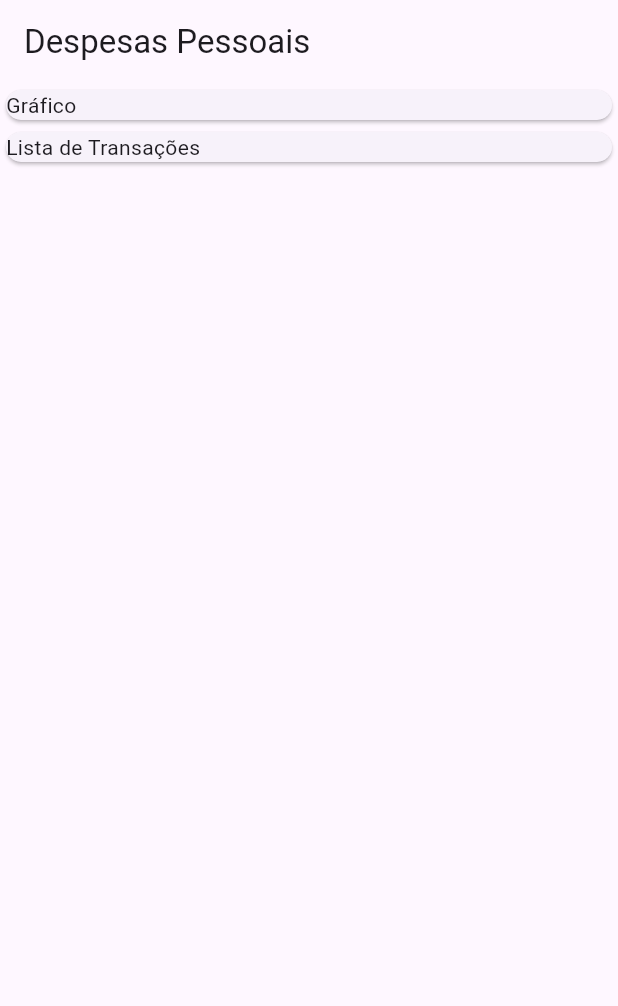
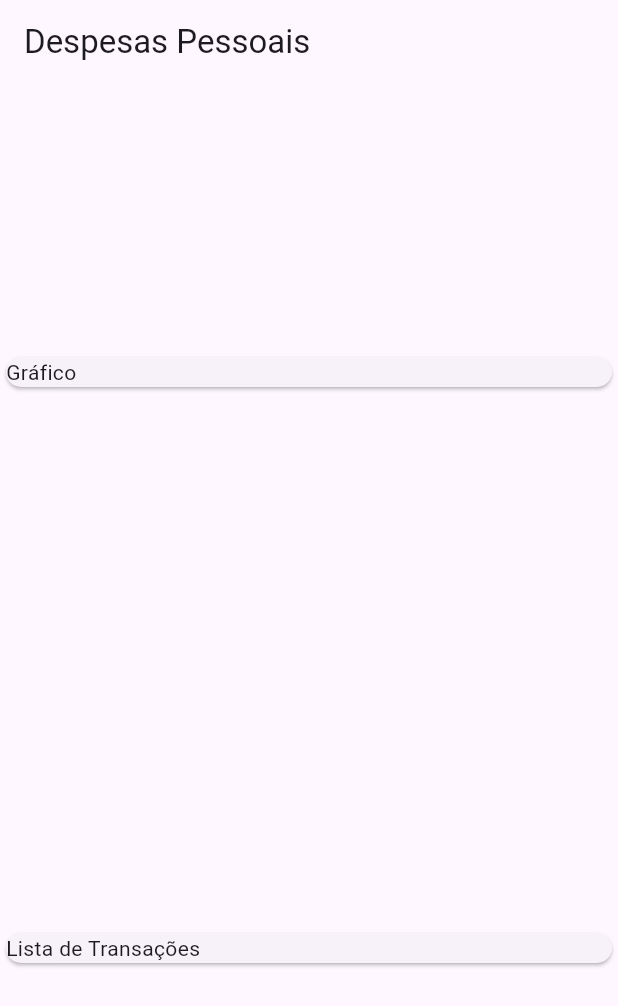
Before and after one commit to BrunoLFSantos/expenses, a Flutter app: the screen it shows after launch, on a phone screen of 412 x 824 dp. Shown: the top 1006 px of the screen. Run offline on Flutter 3.47's test engine with Material 3 defaults, Android fonts, the phone set to English and light mode, and no system bars.

```diff
--- a/lib/main.dart
+++ b/lib/main.dart
@@ -1,3 +1,4 @@
+import 'package:expenses/models/transaction.dart';
 import 'package:flutter/material.dart';
 
 void main() {
@@ -16,7 +17,11 @@ class ExpensesApp extends StatelessWidget {
 }
 
 class MyHomePage extends StatelessWidget {
-  const MyHomePage({super.key});
+
+  final _transaction = [
+    Transaction(id: 't1', title: 'Novo tenis de corrida', value: 310.76, date: DateTime.now()),
+    Transaction(id: 't2', title: 'Conta de luz', value: 211.30, date: DateTime.now())
+  ];
 
   @override
   Widget build(BuildContext context) {
@@ -25,15 +30,15 @@ class MyHomePage extends StatelessWidget {
         title: Text('Despesas Pessoais'),
       ),
       body: Column(
+        crossAxisAlignment: CrossAxisAlignment.stretch,
+        mainAxisAlignment: MainAxisAlignment.spaceAround,
         children: [
           Container(
-            width: double.infinity,
             child: Card(
               child: Text('Gráfico'),
             ),
           ),
           Container(
-            width: double.infinity,
             child: Card(
               child: Text('Lista de Transações'),
             ),
--- /dev/null
+++ b/lib/models/transaction.dart
@@ -0,0 +1,14 @@
+
+class Transaction {
+  final String id;
+  final String title;
+  final double value;
+  final DateTime date;
+
+  Transaction({
+    required this.id,
+    required this.title,
+    required this.value,
+    required this.date,
+  });
+}
```
